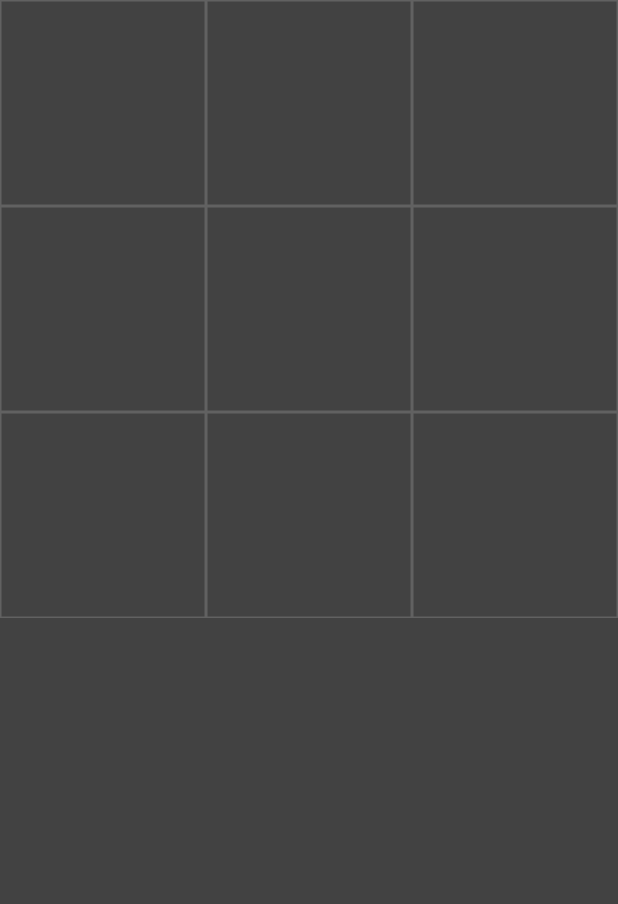
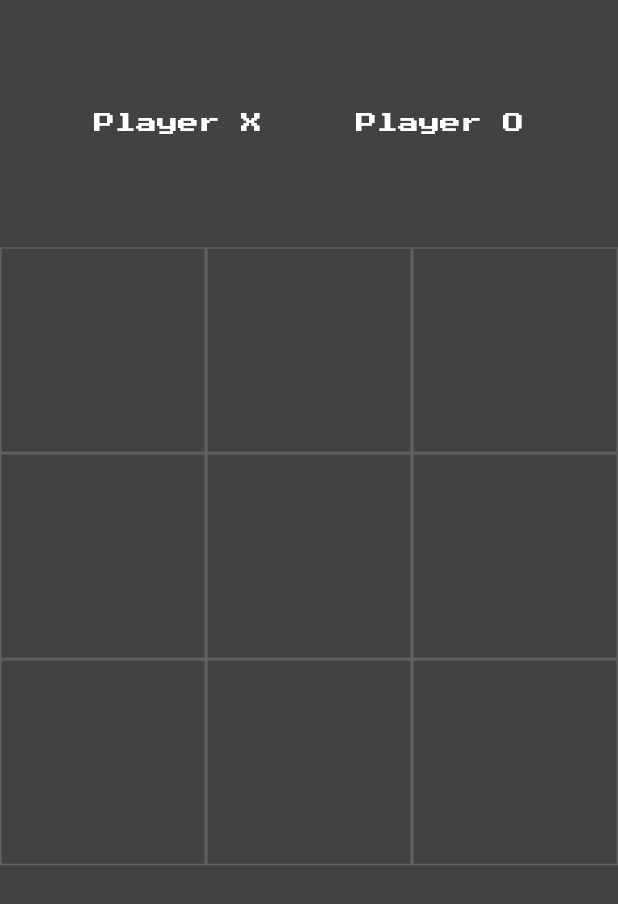
Before and after one commit to ZheerBarzan/tic_tac_toe_game, a Flutter app: the screen it shows after launch, on a phone screen of 412 x 824 dp. Shown: the top 904 px of the screen. Run offline on Flutter 3.47's test engine with Material 2 defaults, Android fonts, the phone set to English and light mode, and no system bars; our stand-ins replace google_fonts.

Commit message:
add the score board to the game

```diff
--- a/lib/homePage.dart
+++ b/lib/homePage.dart
@@ -1,4 +1,5 @@
 import 'package:flutter/material.dart';
+import 'package:google_fonts/google_fonts.dart';
 
 class Homepage extends StatefulWidget {
   const Homepage({super.key});
@@ -15,10 +16,32 @@ class _HomepageState extends State<Homepage> {
   Widget build(BuildContext context) {
     return Scaffold(
       backgroundColor: Colors.grey.shade800,
-      body: GridView.builder(
+      body: Column(children: <Widget>[
+        Expanded(
+          child: Container(
+            child: Center(
+              child: Row(
+                mainAxisAlignment: MainAxisAlignment.spaceEvenly,
+                children: <Widget>[
+                  Text(
+                    "Player X",
+                    style: GoogleFonts.pressStart2p(color: Colors.white),
+                  ),
+                  Text(
+                    "Player O",
+                    style: GoogleFonts.pressStart2p(color: Colors.white),
+                  ),
+                ],
+              ),
+            ),
+          ),
+        ),
+        Expanded(
+          flex: 3,
+          child: GridView.builder(
             itemCount: 9,
-        gridDelegate:
-            const SliverGridDelegateWithFixedCrossAxisCount(crossAxisCount: 3),
+            gridDelegate: const SliverGridDelegateWithFixedCrossAxisCount(
+                crossAxisCount: 3),
             itemBuilder: (BuildContext context, int index) {
               return GestureDetector(
                 onTap: () {
@@ -37,6 +60,9 @@ class _HomepageState extends State<Homepage> {
               );
             },
           ),
+        ),
+        Expanded(child: Container()),
+      ]),
     );
   }
 
--- a/pubspec.yaml
+++ b/pubspec.yaml
@@ -39,6 +39,7 @@ dependencies:
 dev_dependencies:
   flutter_test:
     sdk: flutter
+  google_fonts: ^5.1.0
 
   # The "flutter_lints" package below contains a set of recommended lints to
   # encourage good coding practices. The lint set provided by the package is
```
Also changed, not shown: pubspec.lock. Lines whose indentation alone changed are shown as unchanged.
